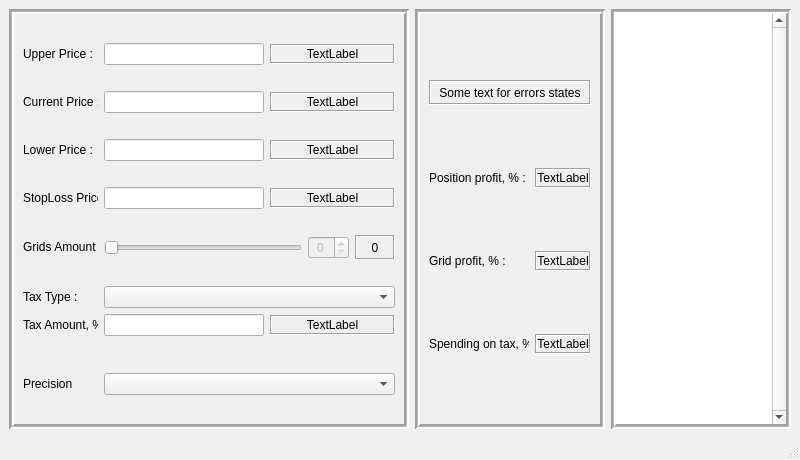
qrlik/gridExchangeCalculator, file mainwindow.ui: the form before one commit.
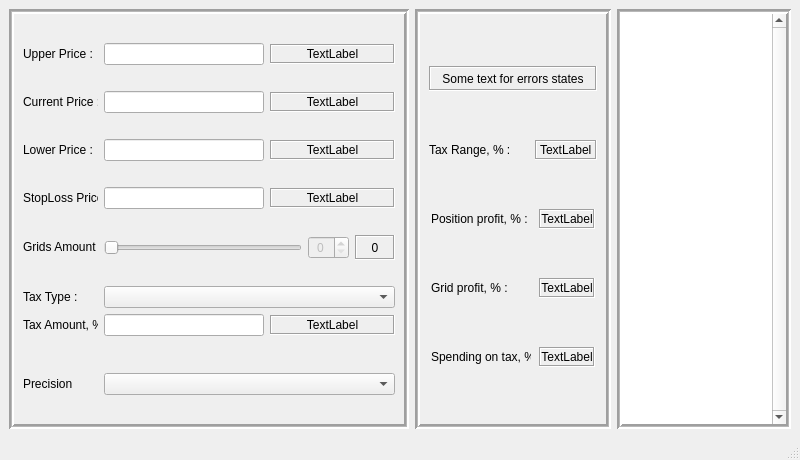
The form after the commit. Custom widgets are drawn as their Qt base class.

Commit message: add tax range

The edit to the form file:
```diff
--- a/mainwindow.ui
+++ b/mainwindow.ui
@@ -101,6 +101,66 @@
          </property>
         </widget>
        </item>
+       <item>
+        <layout class="QHBoxLayout" name="TaxRangeLayout">
+         <item>
+          <widget class="QLabel" name="TaxRangeLabel">
+           <property name="sizePolicy">
+            <sizepolicy hsizetype="Fixed" vsizetype="Fixed">
+             <horstretch>0</horstretch>
+             <verstretch>0</verstretch>
+            </sizepolicy>
+           </property>
+           <property name="minimumSize">
+            <size>
+             <width>100</width>
+             <height>0</height>
+            </size>
+           </property>
+           <property name="maximumSize">
+            <size>
+             <width>100</width>
+             <height>16777215</height>
+            </size>
+           </property>
+           <property name="text">
+            <string>Tax Range, % :</string>
+           </property>
+          </widget>
+         </item>
+         <item>
+          <widget class="QLabel" name="TaxRangeControl">
+           <property name="sizePolicy">
+            <sizepolicy hsizetype="Fixed" vsizetype="Fixed">
+             <horstretch>0</horstretch>
+             <verstretch>0</verstretch>
+            </sizepolicy>
+           </property>
+           <property name="minimumSize">
+            <size>
+             <width>0</width>
+             <height>20</height>
+            </size>
+           </property>
+           <property name="maximumSize">
+            <size>
+             <width>16777215</width>
+             <height>16777215</height>
+            </size>
+           </property>
+           <property name="frameShape">
+            <enum>QFrame::Box</enum>
+           </property>
+           <property name="frameShadow">
+            <enum>QFrame::Sunken</enum>
+           </property>
+           <property name="text">
+            <string>TextLabel</string>
+           </property>
+          </widget>
+         </item>
+        </layout>
+       </item>
        <item>
         <layout class="QHBoxLayout" name="PositionProfitLayout">
          <item>
```
The commit also changes 5 other files.
